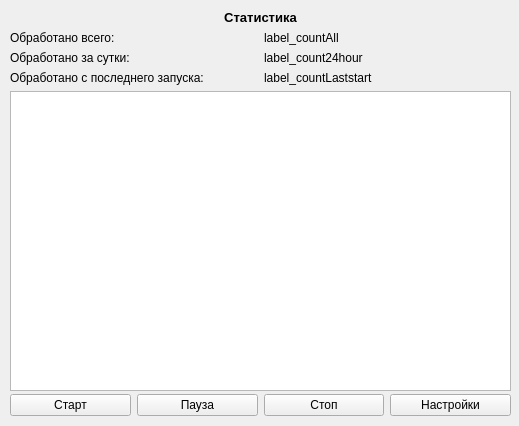
Qt form mainform.ui (AlexandrVelikiy/insta_auto_sub) before a commit.
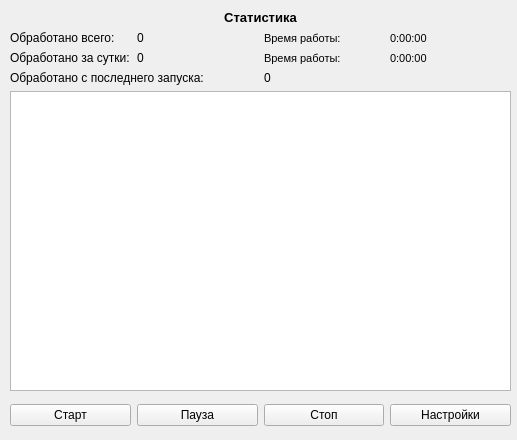
The same form after that commit.

Commit message: Интерфейсы,  таймеры

```diff
--- a/mainform.ui
+++ b/mainform.ui
@@ -6,14 +6,20 @@
    <rect>
     <x>0</x>
     <y>0</y>
-    <width>519</width>
-    <height>426</height>
+    <width>517</width>
+    <height>440</height>
    </rect>
   </property>
+  <property name="minimumSize">
+   <size>
+    <width>517</width>
+    <height>440</height>
+   </size>
+  </property>
   <property name="maximumSize">
    <size>
-    <width>519</width>
-    <height>16777215</height>
+    <width>517</width>
+    <height>440</height>
    </size>
   </property>
   <property name="windowTitle">
@@ -23,7 +29,7 @@
    <property name="geometry">
     <rect>
      <x>10</x>
-     <y>390</y>
+     <y>400</y>
      <width>501</width>
      <height>31</height>
     </rect>
@@ -112,7 +118,39 @@
         <item>
          <widget class="QLabel" name="label_countAll">
           <property name="text">
-           <string>label_countAll</string>
+           <string>0</string>
+          </property>
+         </widget>
+        </item>
+       </layout>
+      </item>
+      <item>
+       <layout class="QVBoxLayout" name="verticalLayout">
+        <item>
+         <widget class="QLabel" name="label_timer_text">
+          <property name="font">
+           <font>
+            <pointsize>8</pointsize>
+           </font>
+          </property>
+          <property name="text">
+           <string>Время работы:</string>
+          </property>
+         </widget>
+        </item>
+       </layout>
+      </item>
+      <item>
+       <layout class="QVBoxLayout" name="verticalLayout_2">
+        <item>
+         <widget class="QLabel" name="label_timer">
+          <property name="font">
+           <font>
+            <pointsize>8</pointsize>
+           </font>
+          </property>
+          <property name="text">
+           <string>0:00:00</string>
           </property>
          </widget>
         </item>
@@ -138,7 +176,42 @@
         <item>
          <widget class="QLabel" name="label_count24hour">
           <property name="text">
-           <string>label_count24hour</string>
+           <string>0</string>
+          </property>
+         </widget>
+        </item>
+       </layout>
+      </item>
+      <item>
+       <layout class="QVBoxLayout" name="verticalLayout_11">
+        <item>
+         <widget class="QLabel" name="label_timer_text_2">
+          <property name="font">
+           <font>
+            <pointsize>8</pointsize>
+           </font>
+          </property>
+          <property name="text">
+           <string>Время работы:</string>
+          </property>
+         </widget>
+        </item>
+       </layout>
+      </item>
+      <item>
+       <layout class="QVBoxLayout" name="verticalLayout_12">
+        <item>
+         <widget class="QLabel" name="label_timer_2">
+          <property name="enabled">
+           <bool>true</bool>
+          </property>
+          <property name="font">
+           <font>
+            <pointsize>8</pointsize>
+           </font>
+          </property>
+          <property name="text">
+           <string>0:00:00</string>
           </property>
          </widget>
         </item>
@@ -164,7 +237,7 @@
         <item>
          <widget class="QLabel" name="label_countLaststart">
           <property name="text">
-           <string>label_countLaststart</string>
+           <string>0</string>
           </property>
          </widget>
         </item>
```
Left out of the diff: 6 changed lines with no effect on the pictures. The commit also changes 5 other files.
